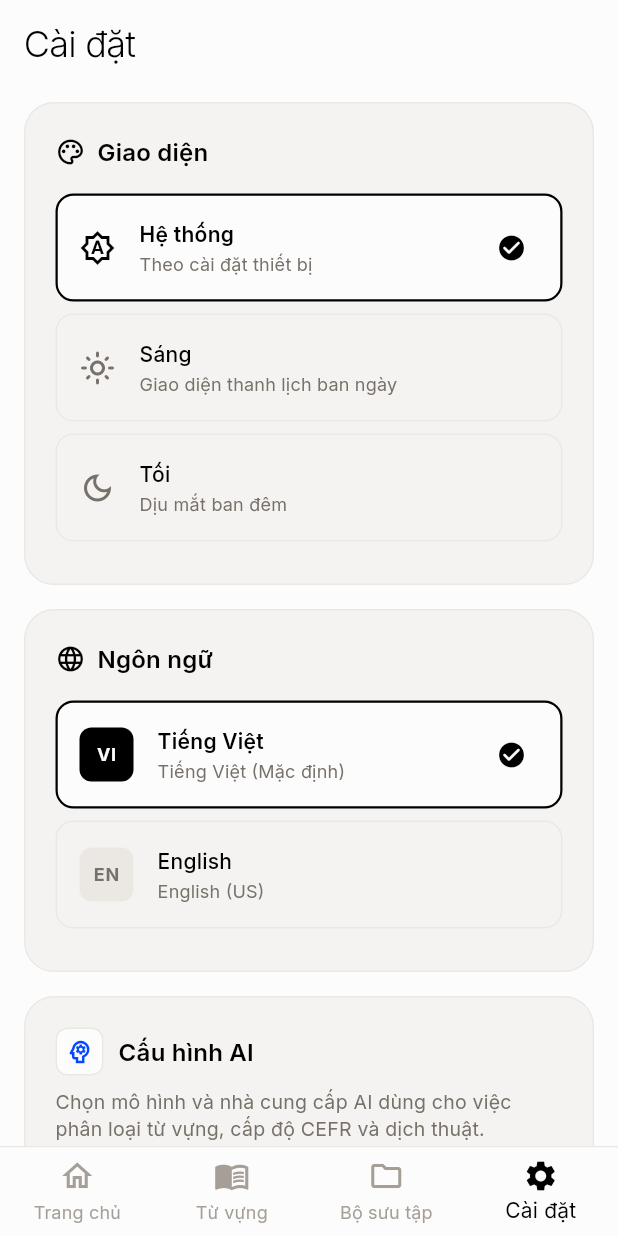
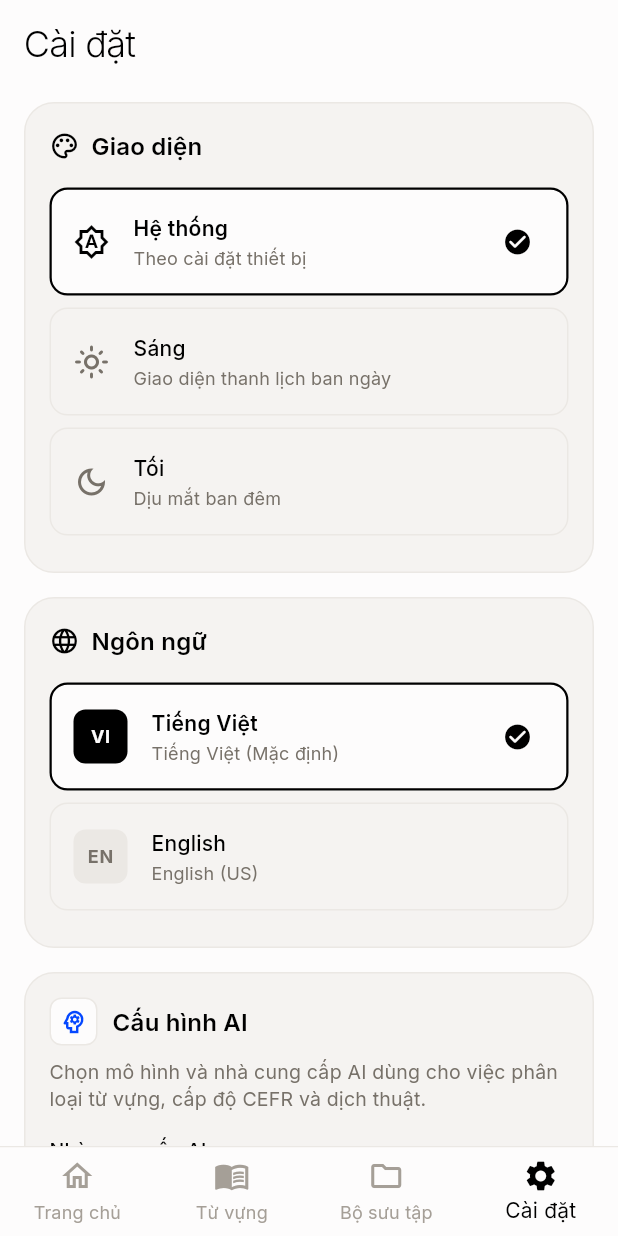
Before and after one commit to NguyenHungCuongg/mewmory, a Flutter app: the SettingsPage screen opened by its route, on a phone screen of 412 x 824 dp. Run offline on Flutter 3.47's test engine with Material 3 defaults, Android fonts, the phone set to English and light mode, and no system bars; our stand-ins replace audioplayers, connectivity_plus, drift, flutter_dotenv, flutter_riverpod, flutter_slidable and 5 more; missing offline and left inert: sqlite3; accounts and stored records are empty; generated files the repository leaves out were written again; network calls fail.

Commit message:
fix(mobile): resolve dark mode colors in settings and compact button clipping

```diff
--- a/mobile/lib/l10n/app_localizations_vi.dart
+++ b/mobile/lib/l10n/app_localizations_vi.dart
@@ -319,7 +319,7 @@ class AppLocalizationsVi extends AppLocalizations {
   String get aiModel => 'Mô hình AI';
 
   @override
-  String get accountTitle => 'Tài khoản';
+  String get accountTitle => 'Tài khoản người dùng';
 
   @override
   String get appVersion => 'Phiên bản ứng dụng';
--- a/mobile/lib/l10n/app_vi.arb
+++ b/mobile/lib/l10n/app_vi.arb
@@ -114,6 +114,6 @@
   "aiConfigTitle": "Cấu hình AI",
   "aiProvider": "Nhà cung cấp AI",
   "aiModel": "Mô hình AI",
-  "accountTitle": "Tài khoản",
+  "accountTitle": "Tài khoản người dùng",
   "appVersion": "Phiên bản ứng dụng"
 }
--- a/mobile/lib/widgets/common/loading_indicator.dart
+++ b/mobile/lib/widgets/common/loading_indicator.dart
@@ -15,13 +15,15 @@ class LoadingIndicator extends StatelessWidget {
 
   @override
   Widget build(BuildContext context) {
+    final colors = context.mewColors;
+
     return Center(
       child: SizedBox(
         width: size,
         height: size,
         child: CircularProgressIndicator(
           strokeWidth: strokeWidth,
-          valueColor: AlwaysStoppedAnimation<Color>(color ?? MewColors.ink),
+          valueColor: AlwaysStoppedAnimation<Color>(color ?? colors.ink),
         ),
       ),
     );
--- a/mobile/lib/widgets/settings/ai_settings_section.dart
+++ b/mobile/lib/widgets/settings/ai_settings_section.dart
@@ -3,6 +3,7 @@ import 'package:flutter_riverpod/flutter_riverpod.dart';
 import 'package:google_fonts/google_fonts.dart';
 
 import '../../config/theme.dart';
+import '../../l10n/app_localizations.dart';
 import '../../models/user_settings.dart';
 import '../../providers/settings_provider.dart';
 import '../common/mew_button.dart';
@@ -54,6 +55,7 @@ class _AiSettingsSectionState extends ConsumerState<AiSettingsSection> {
 
   Future<void> _handleSave() async {
     setState(() => _isSaving = true);
+    final colors = context.mewColors;
     try {
       final modelText = _modelController.text.trim();
       await ref
@@ -65,8 +67,9 @@ class _AiSettingsSectionState extends ConsumerState<AiSettingsSection> {
 
       if (mounted) {
         ScaffoldMessenger.of(context).showSnackBar(
-          const SnackBar(
-            content: Text('Đã lưu cấu hình AI thành công'),
+          SnackBar(
+            content: const Text('Đã lưu cấu hình AI thành công'),
+            backgroundColor: colors.ink,
             behavior: SnackBarBehavior.floating,
           ),
         );
@@ -76,7 +79,7 @@ class _AiSettingsSectionState extends ConsumerState<AiSettingsSection> {
         ScaffoldMessenger.of(context).showSnackBar(
           SnackBar(
             content: Text('Không thể lưu cấu hình: $e'),
-            backgroundColor: MewColors.error,
+            backgroundColor: colors.error,
             behavior: SnackBarBehavior.floating,
           ),
         );
@@ -90,8 +93,11 @@ class _AiSettingsSectionState extends ConsumerState<AiSettingsSection> {
 
   @override
   Widget build(BuildContext context) {
+    final colors = context.mewColors;
+    final l10n = AppLocalizations.of(context);
+
     return MewCard(
-      padding: const EdgeInsets.all(20.0),
+      padding: const EdgeInsets.all(16.0),
       child: Column(
         crossAxisAlignment: CrossAxisAlignment.start,
         children: [
@@ -101,23 +107,23 @@ class _AiSettingsSectionState extends ConsumerState<AiSettingsSection> {
                 width: 32,
                 height: 32,
                 decoration: BoxDecoration(
-                  color: MewColors.eggshell,
+                  color: colors.eggshell,
                   borderRadius: BorderRadius.circular(8),
-                  border: Border.all(color: MewColors.stone),
+                  border: Border.all(color: colors.stone),
                 ),
-                child: const Icon(
+                child: Icon(
                   Icons.psychology_outlined,
                   size: 20,
-                  color: MewColors.violetSpark,
+                  color: colors.violetSpark,
                 ),
               ),
               const SizedBox(width: 10),
               Text(
-                'Cấu hình AI',
+                l10n?.aiConfigTitle ?? 'Cấu hình AI',
                 style: GoogleFonts.inter(
                   fontSize: 16,
                   fontWeight: FontWeight.w600,
-                  color: MewColors.ink,
+                  color: colors.ink,
                 ),
               ),
             ],
@@ -128,7 +134,7 @@ class _AiSettingsSectionState extends ConsumerState<AiSettingsSection> {
             style: GoogleFonts.inter(
               fontSize: 13,
               fontWeight: FontWeight.w400,
-              color: MewColors.smoke,
+              color: colors.smoke,
               height: 1.4,
             ),
           ),
@@ -136,34 +142,46 @@ class _AiSettingsSectionState extends ConsumerState<AiSettingsSection> {
 
           // Provider selector
           Text(
-            'Nhà cung cấp (AI Provider)',
+            l10n?.aiProvider ?? 'Nhà cung cấp (AI Provider)',
             style: GoogleFonts.inter(
               fontSize: 13,
               fontWeight: FontWeight.w500,
-              color: MewColors.graphite,
+              color: colors.ink,
             ),
           ),
           const SizedBox(height: 8),
           Container(
             padding: const EdgeInsets.symmetric(horizontal: 14),
             decoration: BoxDecoration(
-              color: MewColors.eggshell,
+              color: colors.eggshell,
               borderRadius: BorderRadius.circular(12),
-              border: Border.all(color: MewColors.stone),
+              border: Border.all(color: colors.stone),
             ),
             child: DropdownButtonHideUnderline(
               child: DropdownButton<String>(
                 value: _selectedProvider,
                 isExpanded: true,
-                dropdownColor: MewColors.eggshell,
-                items: const [
+                dropdownColor: colors.warmTaupe,
+                icon: Icon(Icons.arrow_drop_down, color: colors.smoke),
+                style: GoogleFonts.inter(
+                  fontSize: 14,
+                  fontWeight: FontWeight.w400,
+                  color: colors.ink,
+                ),
+                items: [
                   DropdownMenuItem(
                     value: 'gemini',
-                    child: Text('Google Gemini (Mặc định)'),
+                    child: Text(
+                      'Google Gemini (Mặc định)',
+                      style: GoogleFonts.inter(color: colors.ink),
+                    ),
                   ),
                   DropdownMenuItem(
                     value: 'openrouter',
-                    child: Text('OpenRouter'),
+                    child: Text(
+                      'OpenRouter',
+                      style: GoogleFonts.inter(color: colors.ink),
+                    ),
                   ),
                 ],
                 onChanged: (val) {
@@ -179,7 +197,7 @@ class _AiSettingsSectionState extends ConsumerState<AiSettingsSection> {
           // AI Model Field
           MewTextField(
             controller: _modelController,
-            label: 'Mô hình AI (Tùy chọn)',
+            label: l10n?.aiModel ?? 'Mô hình AI (Tùy chọn)',
             hintText: _selectedProvider == 'gemini'
                 ? 'gemini-1.5-flash (mặc định)'
                 : 'meta-llama/llama-3.1-8b-instruct',
--- a/mobile/lib/widgets/settings/language_section.dart
+++ b/mobile/lib/widgets/settings/language_section.dart
@@ -36,7 +36,7 @@ class LanguageSection extends ConsumerWidget {
     ];
 
     return MewCard(
-      padding: const EdgeInsets.all(20.0),
+      padding: const EdgeInsets.all(16.0),
       child: Column(
         crossAxisAlignment: CrossAxisAlignment.start,
         children: [
--- a/mobile/lib/widgets/settings/theme_section.dart
+++ b/mobile/lib/widgets/settings/theme_section.dart
@@ -46,7 +46,7 @@ class ThemeSection extends ConsumerWidget {
     ];
 
     return MewCard(
-      padding: const EdgeInsets.all(20.0),
+      padding: const EdgeInsets.all(16.0),
       child: Column(
         crossAxisAlignment: CrossAxisAlignment.start,
         children: [
```
Also changed, not shown: mobile/lib/widgets/common/empty_state.dart (+7 -5 lines), mobile/lib/widgets/common/mew_button.dart (+12 -3 lines), mobile/lib/widgets/settings/account_section.dart (+40 -25 lines), mobile/lib/widgets/vocabulary/filter_sheet.dart (+13 -8 lines).
